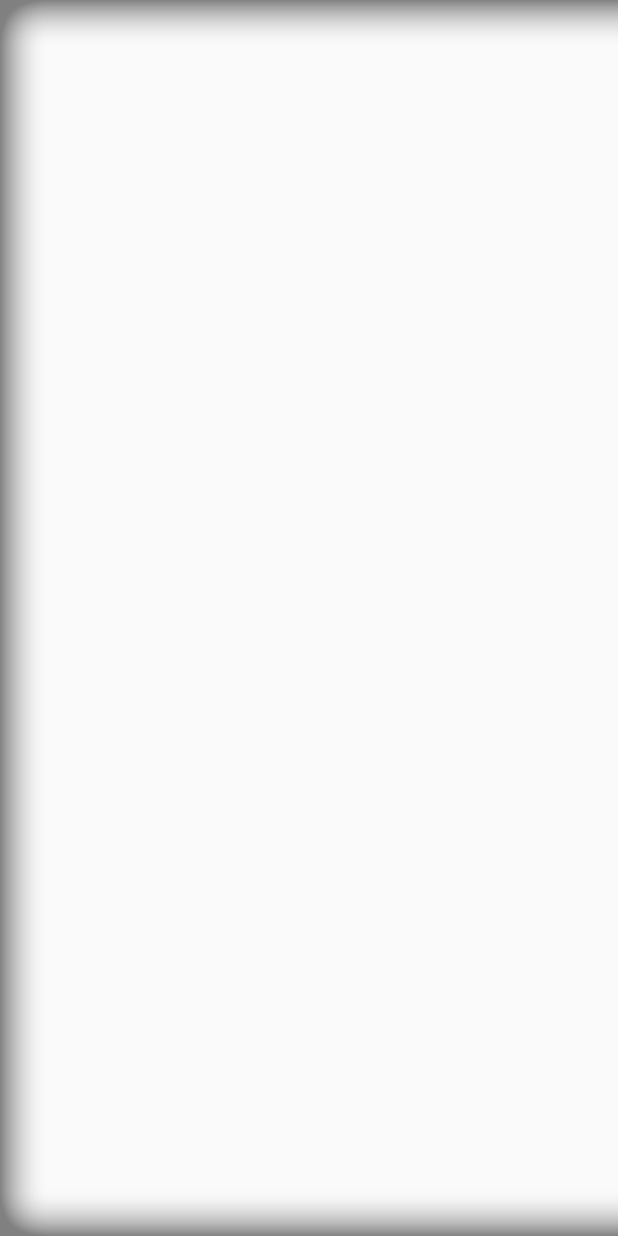
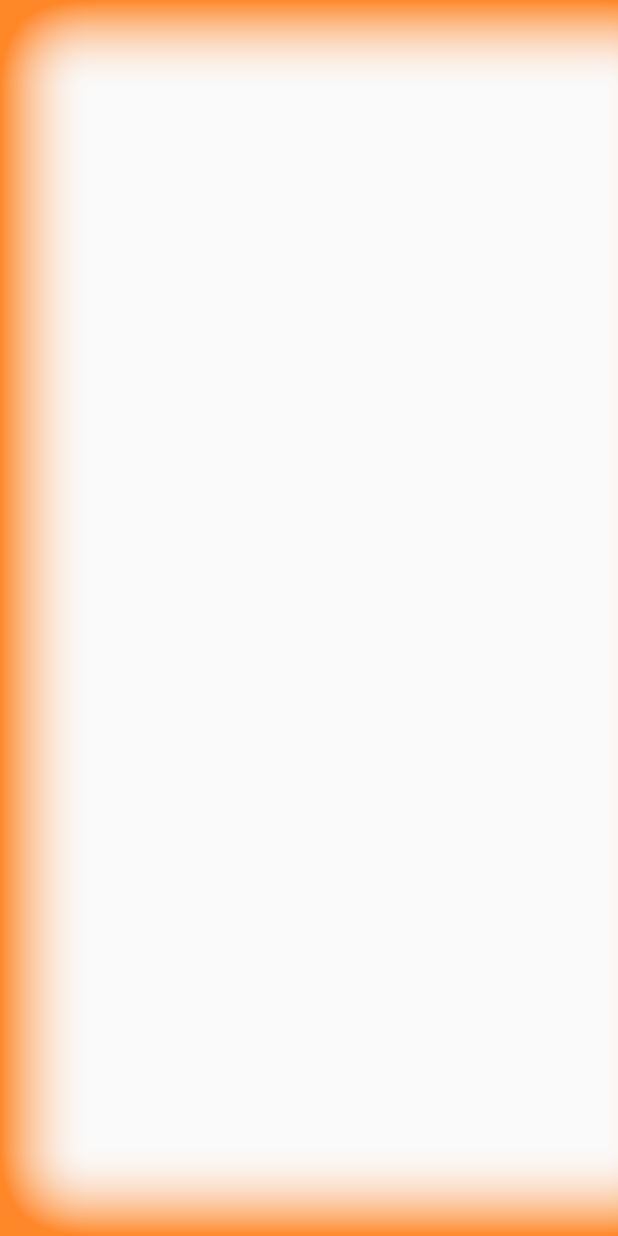
Before and after one commit to joshminton/AppTracker, an Android app: the layout glow.xml on its own in the app's theme, with its tools: preview values and no code run, on a phone screen of 412 x 824 dp. Run offline under Robolectric (Android 15) with nearby library versions, the phone set to English and light mode, and no system bars; plain views replace FadingEdgeLayout.

Commit message:
Messing around with 9patch

```diff
--- a/app/src/main/res/layout/glow.xml
+++ b/app/src/main/res/layout/glow.xml
@@ -1,5 +1,4 @@
 <?xml version="1.0" encoding="utf-8"?>
-
 <androidx.constraintlayout.widget.ConstraintLayout xmlns:app="http://schemas.android.com/apk/res-auto"
     android:layout_height="match_parent"
     android:layout_width="match_parent"
@@ -12,15 +11,16 @@
         android:layout_alignParentBottom="true"
         android:layout_gravity="bottom"
         app:fel_edge="top"
-        app:fel_size_top="100dp"
+        app:fel_size_top="0dp"
         app:layout_constraintBottom_toBottomOf="parent"
         app:layout_constraintStart_toStartOf="parent">
 
         <com.example.drawtest.BottomCropImage
             android:id="@+id/innerGlow"
-            android:layout_width="match_parent"
-            android:layout_height="match_parent"
+            android:layout_width="wrap_content"
+            android:layout_height="wrap_content"
             android:layout_centerHorizontal="true"
-            android:src="@drawable/gray_burn"></com.example.drawtest.BottomCropImage>
+            android:src="@drawable/glow">
+        </com.example.drawtest.BottomCropImage>
     </com.bosphere.fadingedgelayout.FadingEdgeLayout>
 </androidx.constraintlayout.widget.ConstraintLayout>
```
